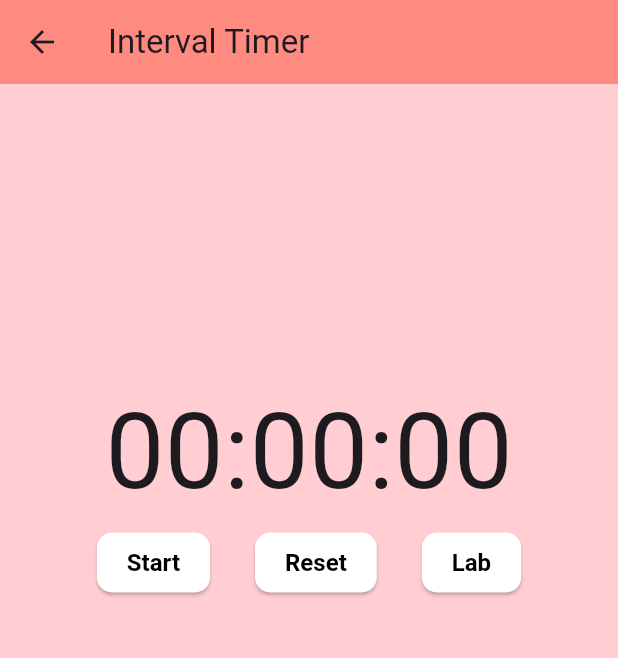
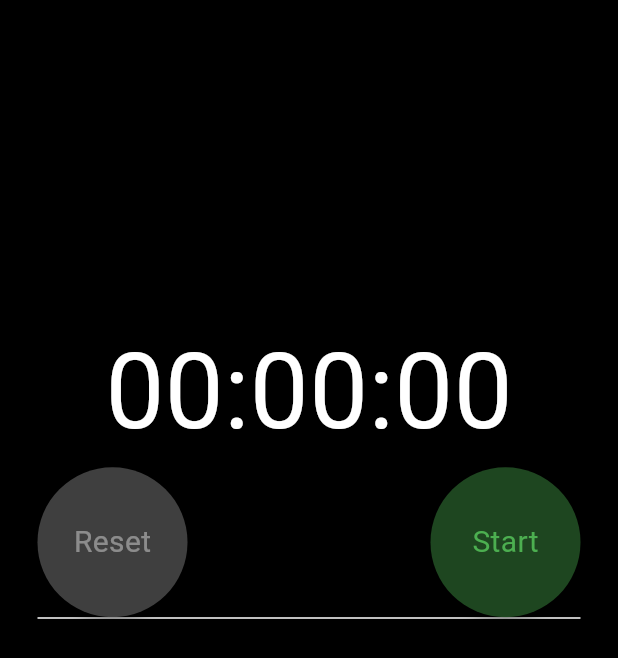
Before and after one commit to timeisruby/interval_app, a Flutter app: the TimerScreen screen opened by its route, on a phone screen of 412 x 824 dp. Shown: the top 658 px of the screen. Run offline on Flutter 3.47's test engine with Material 3 defaults, Android fonts, the light colour scheme and no system bars.

Commit message:
add style

```diff
--- a/lib/swchoi/screen/Timer_screen.dart
+++ b/lib/swchoi/screen/Timer_screen.dart
@@ -12,11 +12,7 @@ class _TimerScreenState extends State<TimerScreen> {
   @override
   Widget build(BuildContext context) {
     return Scaffold(
-        appBar: AppBar(
-          backgroundColor: Colors.redAccent.shade100,
-          title: Text("Interval Timer"),
-        ),
-        backgroundColor: Colors.red.shade100,
+        backgroundColor: Colors.black,
         body: Center(
           child: Column(
             mainAxisAlignment: MainAxisAlignment.center,
--- a/lib/swchoi/screen/Timer_widget.dart
+++ b/lib/swchoi/screen/Timer_widget.dart
@@ -40,13 +40,9 @@ class _TimerWidgetState extends State<TimerWidget> {
 
   void _resetTimer() {
     setState(() {
-      if (!_isRunning) {
-        labTimer.clear();
-      } else {
-        labTimer.clear();
-        _milliseconds = 0;
-        _isRunning = false;
-      }
+      labTimer.clear();
+      _milliseconds = 0;
+      _isRunning = false;
     });
   }
 
@@ -66,10 +62,11 @@ class _TimerWidgetState extends State<TimerWidget> {
 
   String formatTimer(int milliseconds) {
     Duration duration = Duration(milliseconds: milliseconds);
+    int millisecond = duration.inMilliseconds % 1000 ~/ 10;
     int seconds = duration.inSeconds % 60;
     int minutes = (duration.inMinutes % 60);
-    int hours = duration.inHours;
-    return "${hours.toString().padLeft(2, '0')}:${minutes.toString().padLeft(2, '0')}:${seconds.toString().padLeft(2, '0')}";
+
+    return "${minutes.toString().padLeft(2, '0')}:${seconds.toString().padLeft(2, '0')}:${millisecond.toString().padLeft(2, '0')}";
   }
 
   @override
@@ -80,13 +77,16 @@ class _TimerWidgetState extends State<TimerWidget> {
         Container(
           child: Text(
             _formatTimer,
-            style: TextStyle(fontSize: 70),
+            style: TextStyle(fontSize: 70, color: Colors.white),
           ),
         ),
         Container(
+            margin: EdgeInsets.symmetric(horizontal: 25.0),
+            decoration: BoxDecoration(
+                border: Border(
+                    bottom: BorderSide(color: Colors.white, width: 1.0))),
             child: buildButton(
                 _startStopTimer, _resetTimer, _labTimer, _isRunning)),
-        SizedBox(height: 30),
         Container(
           height: 200,
           child: Scrollbar(
@@ -95,10 +95,20 @@ class _TimerWidgetState extends State<TimerWidget> {
               controller: _controller,
               itemCount: labTimer.length,
               itemBuilder: (context, index) {
-                Color itemColor = _isScrolling ? Colors.blue : Colors.red;
                 return Container(
-                  color: itemColor,
-                  child: Text("${labTimer[index]}"),
+                  decoration: BoxDecoration(
+                      border: Border(
+                          bottom: BorderSide(color: Colors.white, width: 1.0))),
+                  margin: EdgeInsets.symmetric(horizontal: 25.0),
+                  child: Row(
+                    mainAxisAlignment: MainAxisAlignment.spaceBetween,
+                    children: [
+                      Text("랩 ${index + 1}",
+                          style: TextStyle(fontSize: 25, color: Colors.white)),
+                      Text("${labTimer[index]}",
+                          style: TextStyle(fontSize: 25, color: Colors.white)),
+                    ],
+                  ),
                 );
               },
             ),
@@ -111,33 +121,35 @@ class _TimerWidgetState extends State<TimerWidget> {
 
 Widget buildButton(VoidCallback startStopCallback, VoidCallback resetCallback,
     VoidCallback labTimerCallback, bool isRunning) {
+  double buttonSize = 100.0; // 버튼 크기를 조절할 값
   return Row(
-    mainAxisAlignment: MainAxisAlignment.center,
+    mainAxisAlignment: MainAxisAlignment.spaceBetween,
     children: <Widget>[
-      ElevatedButton(
+      RawMaterialButton(
+          onPressed: isRunning ? labTimerCallback : resetCallback,
+          shape: CircleBorder(),
+          elevation: 2.0,
+          fillColor: Colors.grey.withOpacity(0.4),
+          constraints:
+              BoxConstraints.tightFor(width: buttonSize, height: buttonSize),
+          child: isRunning
+              ? Text("Lab", style: TextStyle(fontSize: 20, color: Colors.white))
+              : Text("Reset",
+                  style: TextStyle(fontSize: 20, color: Colors.white.withOpacity(0.4)))),
+      RawMaterialButton(
         onPressed: startStopCallback,
-        style: customButtonStyle.copyWith(
-            backgroundColor: MaterialStateProperty.all(Colors.white),
-            foregroundColor: MaterialStateProperty.all(Colors.black)),
-        child: isRunning ? Text("Stop") : Text("Start"),
+        shape: CircleBorder(),
+        elevation: 2.0,
+        fillColor: isRunning
+            ? Colors.red.withOpacity(0.4)
+            : Colors.green.withOpacity(0.4),
+        constraints:
+            BoxConstraints.tightFor(width: buttonSize, height: buttonSize),
+        child: isRunning
+            ? Text("Stop", style: TextStyle(fontSize: 20, color: Colors.red))
+            : Text("Start",
+                style: TextStyle(fontSize: 20, color: Colors.green)),
       ),
-      SizedBox(width: 30),
-      ElevatedButton(
-        onPressed: resetCallback,
-        style: customButtonStyle.copyWith(
-          backgroundColor: MaterialStateProperty.all(Colors.white),
-          foregroundColor: MaterialStateProperty.all(Colors.black),
-        ),
-        child: Text("Reset"),
-      ),
-      SizedBox(width: 30),
-      ElevatedButton(
-        onPressed: labTimerCallback,
-        style: customButtonStyle.copyWith(
-            backgroundColor: MaterialStateProperty.all(Colors.white),
-            foregroundColor: MaterialStateProperty.all(Colors.black)),
-        child: Text("Lab"),
-      )
     ],
   );
 }
```
